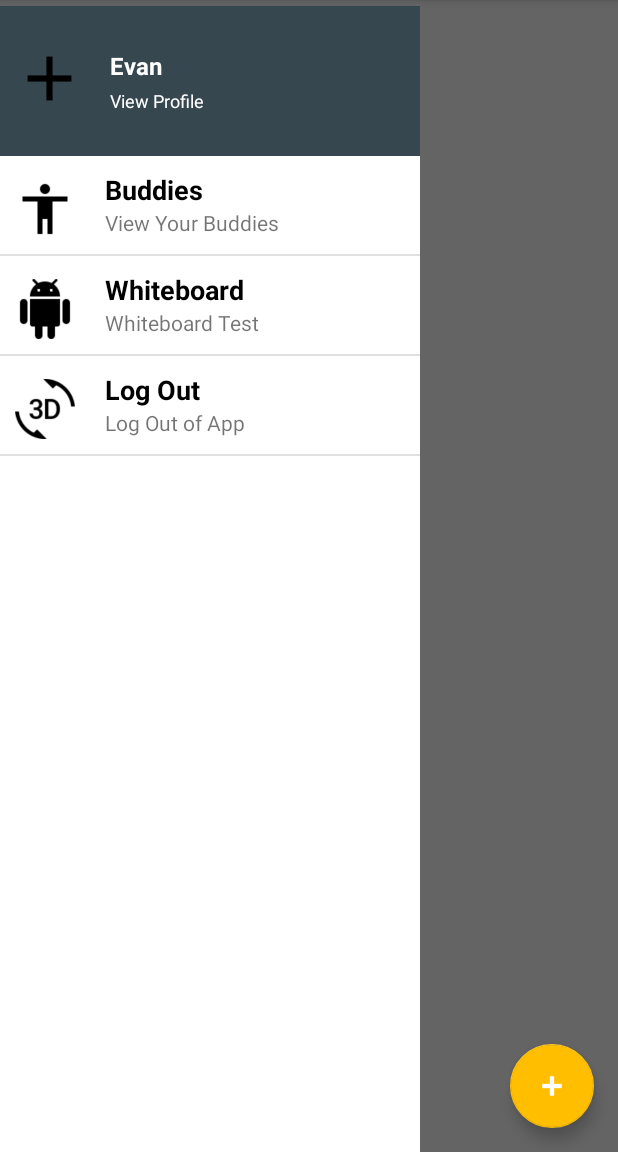
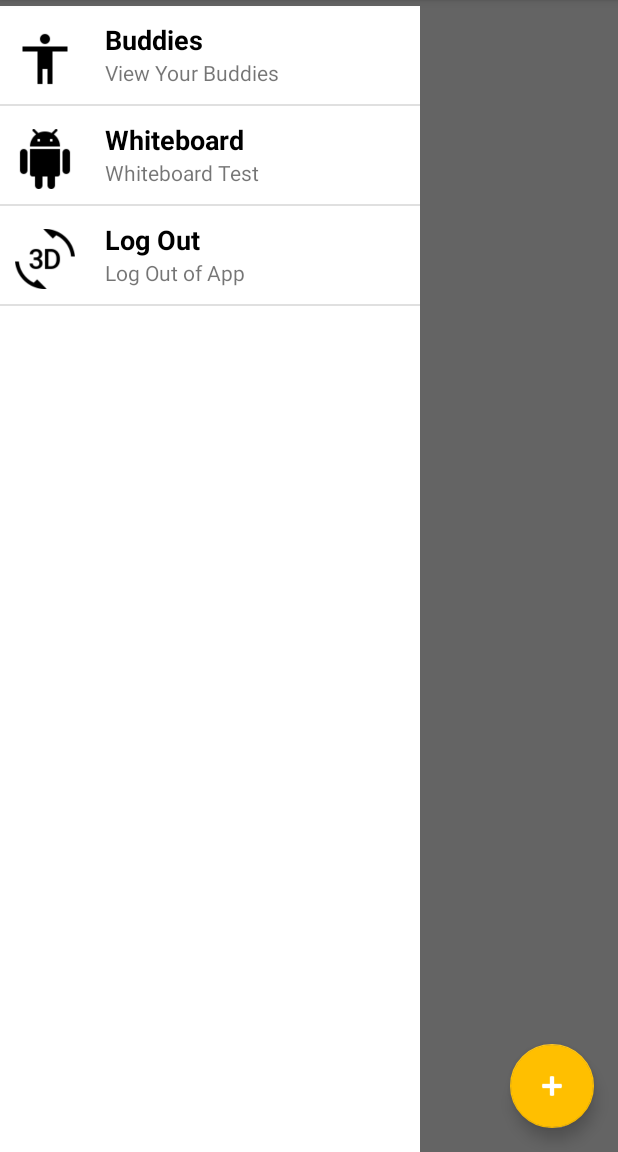
Before and after one commit to woodring63/StudyBuddy, an Android app: the HubActivity screen opened directly, with no data from a screen before it, with the side drawer open, on a phone screen of 412 x 824 dp, the part 84-1236 px from its top. Run offline under Robolectric (Android 15) with nearby library versions, the phone set to English and light mode, and no system bars.

Commit message:
Modularized Nav Drawer. Began Profile Integration

```diff
--- a/app/src/main/AndroidManifest.xml
+++ b/app/src/main/AndroidManifest.xml
@@ -38,7 +38,7 @@
             android:theme="@style/AppTheme.NoActionBar" />
         <activity
             android:name=".Accounts.BuddyList"
-            android:label="@string/title_activity_search_buddies"
+            android:label="@string/app_name"
             android:theme="@style/AppTheme.NoActionBar" />
         <activity
             android:name=".Accounts.EditProfile"
--- a/app/src/main/java/com/androiddev/thirtyseven/studybuddy/Accounts/LoginActivity.java
+++ b/app/src/main/java/com/androiddev/thirtyseven/studybuddy/Accounts/LoginActivity.java
@@ -113,9 +113,6 @@ public class LoginActivity extends AppCompatActivity implements GoogleApiClient.
         Intent signInIntent = Auth.GoogleSignInApi.getSignInIntent(mGoogleApiClient);
         startActivityForResult(signInIntent, RC_SIGN_IN);
 
-
-
-
     }
     private void signOut(){
         Auth.GoogleSignInApi.signOut(mGoogleApiClient).setResultCallback(new ResultCallback<Status>() {
--- a/app/src/main/java/com/androiddev/thirtyseven/studybuddy/Main/NavBase.java
+++ b/app/src/main/java/com/androiddev/thirtyseven/studybuddy/Main/NavBase.java
@@ -3,6 +3,7 @@ package com.androiddev.thirtyseven.studybuddy.Main;
 import android.content.Context;
 import android.content.Intent;
 import android.os.Bundle;
+import android.support.annotation.LayoutRes;
 import android.support.design.widget.FloatingActionButton;
 import android.support.v4.widget.DrawerLayout;
 import android.support.v7.app.ActionBarDrawerToggle;
@@ -25,6 +26,7 @@ import android.widget.TextView;
 
 import com.androiddev.thirtyseven.studybuddy.Accounts.BuddyList;
 import com.androiddev.thirtyseven.studybuddy.Accounts.LoginActivity;
+import com.androiddev.thirtyseven.studybuddy.Accounts.UserProfile;
 import com.androiddev.thirtyseven.studybuddy.R;
 import com.androiddev.thirtyseven.studybuddy.Sessions.SessionActivity;
 
@@ -41,9 +43,11 @@ public class NavBase extends AppCompatActivity {
     ArrayList<NavItem> mNavItems = new ArrayList<NavItem>();
 
     @Override
-    protected void onCreate(Bundle savedInstanceState) {
-        super.onCreate(savedInstanceState);
-        setContentView(R.layout.activity_hub);
+    public void setContentView(@LayoutRes int layoutResID){
+        super.setContentView(layoutResID);
+        onCreateDrawer();
+    }
+    protected void onCreateDrawer() {
         Toolbar toolbar = (Toolbar) findViewById(R.id.toolbar);
         setSupportActionBar(toolbar);
 
--- a/app/src/main/res/layout/content_create_session.xml
+++ b/app/src/main/res/layout/content_create_session.xml
@@ -1,4 +1,5 @@
 <?xml version="1.0" encoding="utf-8"?>
+
 <RelativeLayout
     xmlns:android="http://schemas.android.com/apk/res/android"
     xmlns:tools="http://schemas.android.com/tools"
--- a/app/src/main/res/layout/content_hub.xml
+++ b/app/src/main/res/layout/content_hub.xml
@@ -22,58 +22,14 @@
         android:id="@+id/drawerPane"
         android:layout_gravity="start">
 
-        <!-- Profile Box -->
 
-        <RelativeLayout
-            android:id="@+id/profileBox"
-            android:layout_width="match_parent"
-            android:layout_height="100dp"
-            android:background="@color/material_blue_grey_800"
-            android:padding="8dp" >
 
-            <ImageView
-                android:id="@+id/avatar"
-                android:layout_width="50dp"
-                android:layout_height="50dp"
-                android:src="@drawable/ic_plus_black_24dp"
-                android:layout_marginTop="15dp" />
-
-            <LinearLayout
-                android:layout_width="wrap_content"
-                android:layout_height="42dp"
-                android:layout_centerVertical="true"
-                android:layout_marginLeft="15dp"
-                android:layout_toRightOf="@+id/avatar"
-                android:orientation="vertical" >
-
-                <TextView
-                    android:id="@+id/userName"
-                    android:layout_width="wrap_content"
-                    android:layout_height="wrap_content"
-                    android:text="Evan"
-                    android:textColor="#fff"
-                    android:textSize="16sp"
-                    android:textStyle="bold" />
-
-                <TextView
-                    android:id="@+id/desc"
-                    android:layout_width="wrap_content"
-                    android:layout_height="wrap_content"
-                    android:layout_gravity="bottom"
-                    android:layout_marginTop="4dp"
-                    android:text="View Profile"
-                    android:textColor="#fff"
-                    android:textSize="12sp" />
-            </LinearLayout>
-        </RelativeLayout>
 
         <!-- List of Actions (pages) -->
         <ListView
             android:id="@+id/navList"
             android:layout_width="280dp"
             android:layout_height="match_parent"
-            android:layout_below="@+id/profileBox"
-            android:choiceMode="singleChoice"
             android:background="#ffffffff" />
 
     </RelativeLayout>
--- a/app/src/main/res/layout/content_search_buddies.xml
+++ b/app/src/main/res/layout/content_search_buddies.xml
@@ -1,13 +1,9 @@
-<?xml version="1.0" encoding="utf-8"?>
 <RelativeLayout xmlns:android="http://schemas.android.com/apk/res/android"
     xmlns:app="http://schemas.android.com/apk/res-auto"
     xmlns:tools="http://schemas.android.com/tools"
     android:layout_width="match_parent"
     android:layout_height="match_parent"
-    android:paddingBottom="@dimen/activity_vertical_margin"
-    android:paddingLeft="@dimen/activity_horizontal_margin"
-    android:paddingRight="@dimen/activity_horizontal_margin"
-    android:paddingTop="@dimen/activity_vertical_margin"
+    android:paddingTop="100dp"
     app:layout_behavior="@string/appbar_scrolling_view_behavior"
     tools:context=".Accounts.BuddyList"
     tools:showIn="@layout/activity_search_buddies">
```
Also changed, not shown: app/src/main/java/com/androiddev/thirtyseven/studybuddy/Accounts/BuddyList.java (+9 -19 lines), app/src/main/java/com/androiddev/thirtyseven/studybuddy/Accounts/UserProfile.java (+12 -4 lines), app/src/main/java/com/androiddev/thirtyseven/studybuddy/Main/HubActivity.java (+2 -25 lines), app/src/main/res/layout/activity_buddy_list.xml (+13 -10 lines), app/src/main/res/layout/activity_search_buddies.xml (+1 -7 lines), app/src/main/res/layout/content_buddy_list.xml (+38 -6 lines).
